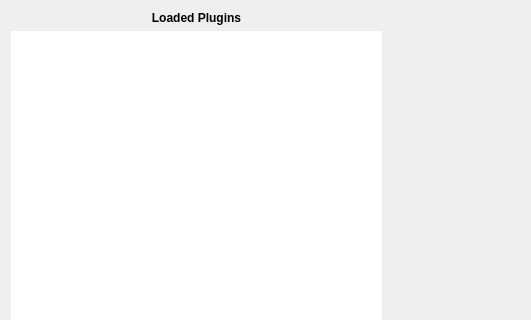
Old version of the form brainframe_qt/ui/dialogs/capsule_configuration/capsule_config.ui in the repository aotuai/brainframe-qt; both pictures show x 0 to 531 and y 0 to 320 of the 1017 by 527 pixel window.
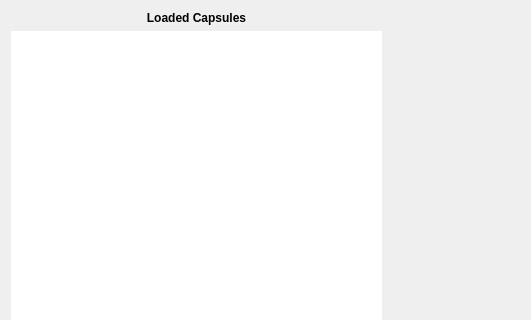
New version of the form. Custom widgets are drawn as their Qt base class.

Patch:
```diff
--- a/brainframe_qt/ui/dialogs/capsule_configuration/capsule_config.ui
+++ b/brainframe_qt/ui/dialogs/capsule_configuration/capsule_config.ui
@@ -42,7 +42,7 @@
       </font>
      </property>
      <property name="text">
-      <string>Loaded Plugins</string>
+      <string>Loaded Capsules</string>
      </property>
      <property name="textFormat">
       <enum>Qt::AutoText</enum>
```
Left out of the diff: 2 changed lines with no effect on the pictures.
